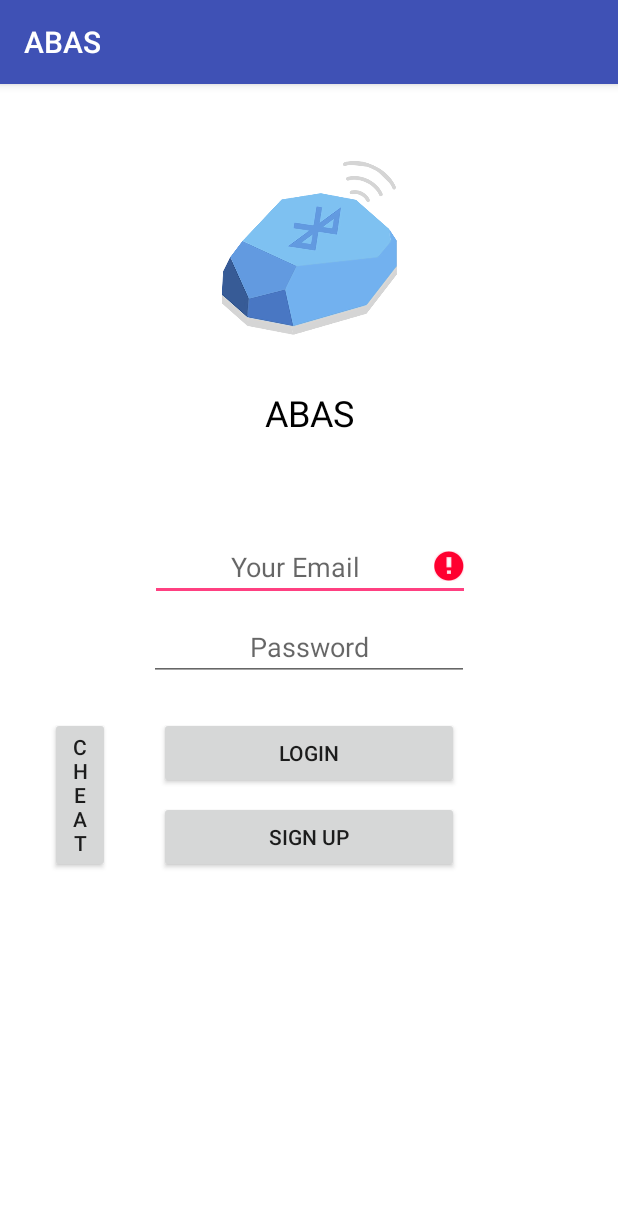
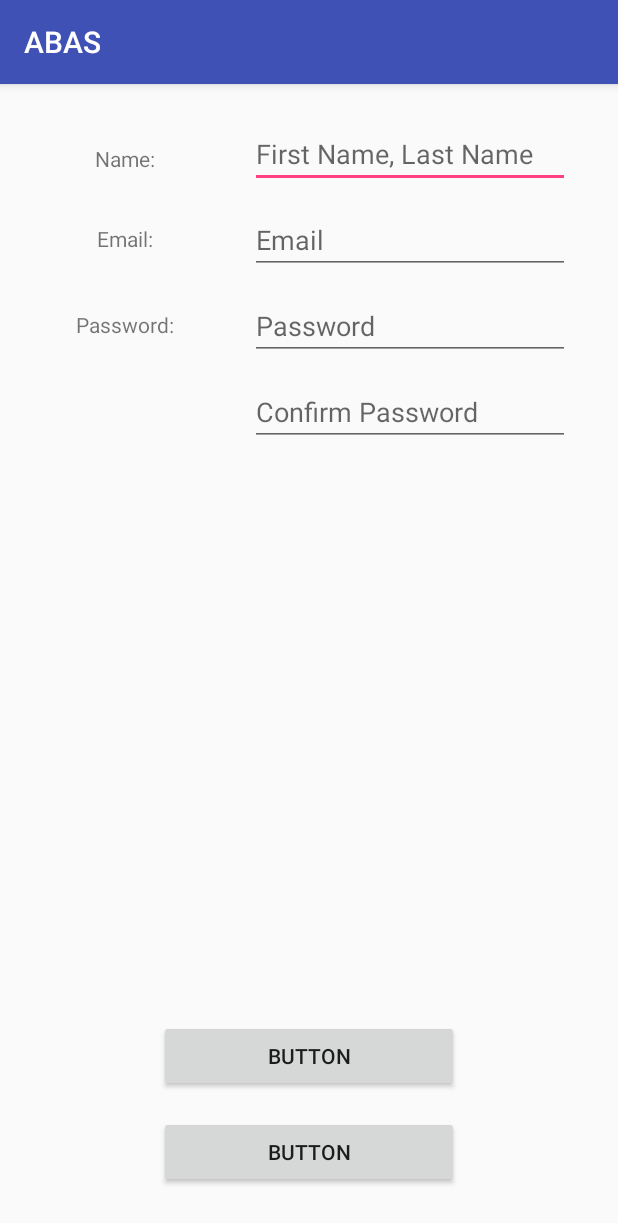
Before and after one commit to TonyRL/CSCI321.ABAS, an Android app: the screen it shows after launch (LoginActivity before the commit, SignUpActivity after it), after a tap on "SIGN UP", on a phone screen of 412 x 824 dp. Shown: the top 1223 px of the screen. Run offline under Robolectric (Android 15) with nearby library versions, the phone set to English and light mode, and no system bars; our stand-ins replace Firebase (no records; nobody signed in at launch, a user with empty details on screens opened directly); 1 other tap on this screen came first.

Commit message:
Add SignUpActivity

```diff
--- a/app/build.gradle
+++ b/app/build.gradle
@@ -32,6 +32,7 @@ dependencies {
     implementation 'com.android.support:design:27.1.1'
     implementation 'com.android.support.constraint:constraint-layout:1.1.0'
     implementation 'com.google.firebase:firebase-auth:15.0.0'
+    implementation 'com.google.firebase:firebase-database:15.0.0'
     testImplementation 'junit:junit:4.12'
     androidTestImplementation 'com.android.support.test:runner:1.0.1'
     androidTestImplementation 'com.android.support.test.espresso:espresso-core:3.0.1'
--- a/app/src/main/AndroidManifest.xml
+++ b/app/src/main/AndroidManifest.xml
@@ -21,6 +21,7 @@
     <activity
       android:name=".MainActivity"
       android:theme="@style/AppTheme.NoActionBar"/>
+    <activity android:name=".SignUpActivity"/>
   </application>
 
 </manifest>
--- a/app/src/main/java/au/edu/uow/fyp01/abas/LoginActivity.java
+++ b/app/src/main/java/au/edu/uow/fyp01/abas/LoginActivity.java
@@ -25,11 +25,38 @@ public class LoginActivity extends AppCompatActivity {
 
   private ProgressDialog progressDialog;
   private FirebaseAuth firebaseAuth;
+  private FirebaseUser firebaseUser;
   private EditText emailText;
   private EditText passwordText;
   private Button loginBtn;
   private Button signUpBtn;
   private Button cheatBtn;
+  private View.OnClickListener onClickListener = new OnClickListener() {
+    @SuppressLint("SetTextI18n")
+    @Override
+    public void onClick(View v) {
+      switch (v.getId()) {
+        case R.id.loginBtn:
+          login();
+          break;
+        case R.id.signUpBtn:
+          signUp();
+          break;
+        case R.id.cheatBtn:
+          emailText.setText("test123@test.com");
+          passwordText.setText("test123");
+          login();
+          break;
+        default:
+          break;
+      }
+    }
+  };
+
+  private void signUp() {
+    Intent signUpActivity = new Intent(LoginActivity.this, SignUpActivity.class);
+    startActivity(signUpActivity);
+  }
 
   @Override
   protected void onCreate(Bundle savedInstanceState) {
@@ -52,34 +79,13 @@ public class LoginActivity extends AppCompatActivity {
   @Override
   protected void onStart() {
     super.onStart();
-    FirebaseUser currentUser = firebaseAuth.getCurrentUser();
+    firebaseUser = firebaseAuth.getCurrentUser();
 
-    if (currentUser != null) {
+    if (firebaseUser != null) {
       Intent intent = new Intent(this, MainActivity.class);
       startActivity(intent);
     }
   }
-
-  private View.OnClickListener onClickListener = new OnClickListener() {
-    @SuppressLint("SetTextI18n")
-    @Override
-    public void onClick(View v) {
-      switch (v.getId()) {
-        case R.id.loginBtn:
-          login();
-          break;
-        case R.id.signUpBtn:
-          break;
-        case R.id.cheatBtn:
-          emailText.setText("test123@test.com");
-          passwordText.setText("test123");
-          login();
-          break;
-        default:
-          break;
-      }
-    }
-  };
 
   private void login() {
     if (!isFormValid()) {
@@ -97,7 +103,7 @@ public class LoginActivity extends AppCompatActivity {
             hideProgressDialog();
 
             if (task.isSuccessful()) {
-              FirebaseUser firebaseUser = firebaseAuth.getCurrentUser();
+              firebaseUser = firebaseAuth.getCurrentUser();
 
               passwordText.setText("");
 
@@ -134,7 +140,7 @@ public class LoginActivity extends AppCompatActivity {
     String password = passwordText.getText().toString();
 
     if (TextUtils.isEmpty(email) || email.indexOf('@') == -1) {
-      emailText.setError("Wrong email!");
+      emailText.setError("Invalid email");
       emailText.requestFocus();
       valid = false;
     } else {
@@ -142,7 +148,7 @@ public class LoginActivity extends AppCompatActivity {
     }
 
     if (TextUtils.isEmpty(password) && valid) {
-      passwordText.setError("Wrong password");
+      passwordText.setError("Invalid password");
       passwordText.requestFocus();
       valid = false;
     } else {
--- /dev/null
+++ b/app/src/main/res/layout/activity_sign_up.xml
@@ -0,0 +1,108 @@
+<?xml version="1.0" encoding="utf-8"?>
+<android.support.constraint.ConstraintLayout
+  xmlns:android="http://schemas.android.com/apk/res/android"
+  xmlns:app="http://schemas.android.com/apk/res-auto"
+  xmlns:tools="http://schemas.android.com/tools"
+  android:layout_width="match_parent"
+  android:layout_height="match_parent">
+
+  <TextView
+    android:id="@+id/nameTextView"
+    android:layout_width="wrap_content"
+    android:layout_height="wrap_content"
+    android:layout_marginTop="40dp"
+    android:layout_marginStart="8dp"
+    android:layout_marginEnd="8dp"
+    android:text="@string/name"
+    app:layout_constraintEnd_toStartOf="@+id/nameEditText"
+    app:layout_constraintStart_toStartOf="parent"
+    app:layout_constraintTop_toTopOf="parent"/>
+  <EditText
+    android:id="@+id/nameEditText"
+    android:layout_width="wrap_content"
+    android:layout_height="wrap_content"
+    android:layout_marginTop="24dp"
+    android:layout_marginEnd="32dp"
+    android:ems="10"
+    android:hint="@string/first_name_last_name"
+    android:inputType="textPersonName"
+    app:layout_constraintEnd_toEndOf="parent"
+    app:layout_constraintTop_toTopOf="parent"/>
+  <EditText
+    android:id="@+id/emailEditText"
+    android:layout_width="wrap_content"
+    android:layout_height="wrap_content"
+    android:layout_marginTop="12dp"
+    android:layout_marginEnd="32dp"
+    android:ems="10"
+    android:hint="@string/email"
+    android:inputType="textEmailAddress"
+    app:layout_constraintEnd_toEndOf="parent"
+    app:layout_constraintTop_toBottomOf="@+id/nameEditText"/>
+  <TextView
+    android:id="@+id/emailTextView"
+    android:layout_width="wrap_content"
+    android:layout_height="wrap_content"
+    android:layout_marginTop="24dp"
+    android:layout_marginStart="8dp"
+    android:layout_marginEnd="8dp"
+    android:text="@string/email_w_colon"
+    app:layout_constraintEnd_toStartOf="@+id/emailEditText"
+    app:layout_constraintStart_toStartOf="parent"
+    app:layout_constraintTop_toBottomOf="@+id/nameEditText"/>
+  <EditText
+    android:id="@+id/passwordEditText"
+    android:layout_width="wrap_content"
+    android:layout_height="wrap_content"
+    android:layout_marginTop="12dp"
+    android:layout_marginEnd="32dp"
+    android:ems="10"
+    android:hint="@string/password"
+    android:inputType="textPassword"
+    app:layout_constraintEnd_toEndOf="parent"
+    app:layout_constraintTop_toBottomOf="@+id/emailEditText"/>
+  <TextView
+    android:id="@+id/passwordTextView"
+    android:layout_width="wrap_content"
+    android:layout_height="wrap_content"
+    android:layout_marginTop="24dp"
+    android:layout_marginStart="8dp"
+    android:layout_marginEnd="8dp"
+    android:text="@string/password_w_colon"
+    app:layout_constraintEnd_toStartOf="@+id/passwordEditText"
+    app:layout_constraintStart_toStartOf="parent"
+    app:layout_constraintTop_toBottomOf="@+id/emailEditText"/>
+  <EditText
+    android:id="@+id/confPasswordEditText"
+    android:layout_width="wrap_content"
+    android:layout_height="wrap_content"
+    android:layout_marginTop="12dp"
+    android:layout_marginEnd="32dp"
+    android:ems="10"
+    android:hint="@string/confirm_password"
+    android:inputType="textPassword"
+    app:layout_constraintEnd_toEndOf="parent"
+    app:layout_constraintTop_toBottomOf="@+id/passwordEditText"/>
+  <Button
+    android:id="@+id/signUpBtn"
+    android:layout_width="200dp"
+    android:layout_height="wrap_content"
+    android:layout_marginBottom="16dp"
+    android:layout_marginStart="8dp"
+    android:layout_marginEnd="8dp"
+    android:text="Button"
+    app:layout_constraintBottom_toTopOf="@+id/backBtn"
+    app:layout_constraintEnd_toEndOf="parent"
+    app:layout_constraintStart_toStartOf="parent"/>
+  <Button
+    android:id="@+id/backBtn"
+    android:layout_width="200dp"
+    android:layout_height="wrap_content"
+    android:layout_marginBottom="32dp"
+    android:layout_marginStart="8dp"
+    android:layout_marginEnd="8dp"
+    android:text="Button"
+    app:layout_constraintBottom_toBottomOf="parent"
+    app:layout_constraintEnd_toEndOf="parent"
+    app:layout_constraintStart_toStartOf="parent"/>
+</android.support.constraint.ConstraintLayout>
--- a/app/src/main/res/values/strings.xml
+++ b/app/src/main/res/values/strings.xml
@@ -9,4 +9,11 @@
   <string name="nav_header_title">Android Studio</string>
   <string name="nav_header_subtitle">android.studio@android.com</string>
   <string name="nav_header_desc">Navigation header</string>
+  <string name="name">Name:</string>
+  <string name="first_name_last_name">First Name, Last Name</string>
+  <string name="email">Email</string>
+  <string name="email_w_colon">Email:</string>
+  <string name="password">Password</string>
+  <string name="password_w_colon">Password:</string>
+  <string name="confirm_password">Confirm Password</string>
 </resources>
```
Also changed, not shown: app/src/main/java/au/edu/uow/fyp01/abas/SignUpActivity.java (added, +183 -0 lines), app/src/main/res/drawable-hdpi/ic_logout.png (added), app/src/main/res/drawable-mdpi/ic_logout.png (added), app/src/main/res/drawable-xhdpi/ic_logout.png (added), app/src/main/res/drawable-xxhdpi/ic_logout.png (added), app/src/main/res/drawable-xxxhdpi/ic_logout.png (added).
